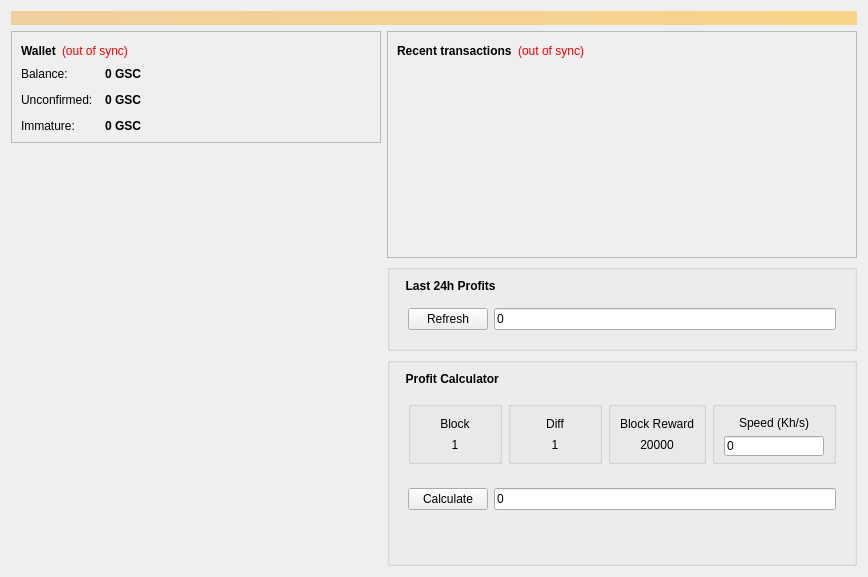
GenesisCoinTeam/genesiscoin, file src/qt/forms/overviewpage.ui: the form before one commit.
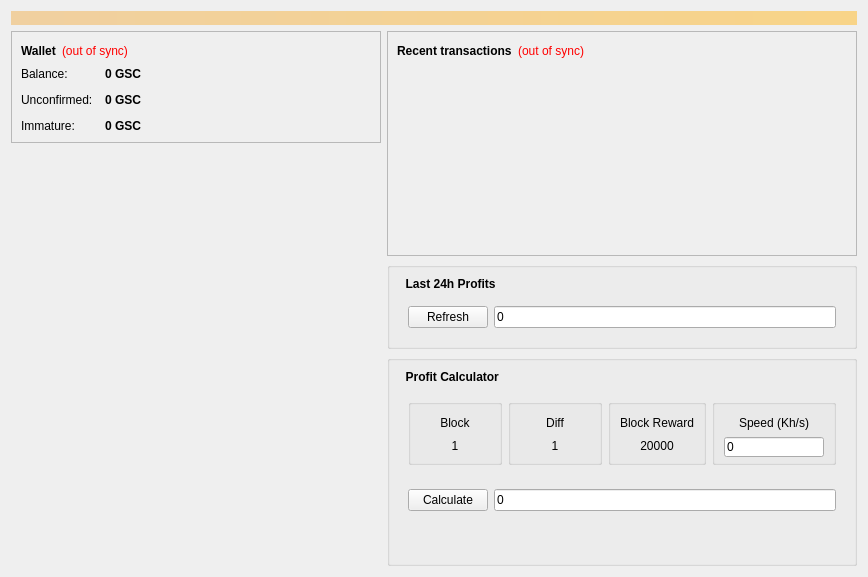
The form after the commit. Icons and pictures are not drawn.

Commit message: fix cannot see calculate profit overview issue

Patch:
```diff
--- a/src/qt/forms/overviewpage.ui
+++ b/src/qt/forms/overviewpage.ui
@@ -378,10 +378,16 @@
           </item>
           <item>
            <widget class="QFrame" name="horizontalFrame">
+            <property name="sizePolicy">
+             <sizepolicy hsizetype="Fixed" vsizetype="Fixed">
+              <horstretch>0</horstretch>
+              <verstretch>0</verstretch>
+             </sizepolicy>
+            </property>
             <property name="minimumSize">
              <size>
               <width>0</width>
-              <height>10</height>
+              <height>80</height>
              </size>
             </property>
             <layout class="QHBoxLayout" name="horizontalLayout_6">
@@ -405,7 +411,7 @@
                   <property name="minimumSize">
                    <size>
                     <width>70</width>
-                    <height>0</height>
+                    <height>17</height>
                    </size>
                   </property>
                   <property name="layoutDirection">
@@ -421,6 +427,12 @@
                 </item>
                 <item>
                  <widget class="QLabel" name="lbCalcBlock">
+                  <property name="minimumSize">
+                   <size>
+                    <width>0</width>
+                    <height>17</height>
+                   </size>
+                  </property>
                   <property name="text">
                    <string>1</string>
                   </property>
@@ -452,7 +464,7 @@
                   <property name="minimumSize">
                    <size>
                     <width>70</width>
-                    <height>0</height>
+                    <height>17</height>
                    </size>
                   </property>
                   <property name="text">
@@ -465,6 +477,12 @@
                 </item>
                 <item>
                  <widget class="QLabel" name="lbCalcDiff">
+                  <property name="minimumSize">
+                   <size>
+                    <width>0</width>
+                    <height>17</height>
+                   </size>
+                  </property>
                   <property name="text">
                    <string>1</string>
                   </property>
@@ -496,7 +514,7 @@
                   <property name="minimumSize">
                    <size>
                     <width>70</width>
-                    <height>0</height>
+                    <height>17</height>
                    </size>
                   </property>
                   <property name="text">
@@ -509,6 +527,12 @@
                 </item>
                 <item>
                  <widget class="QLabel" name="lbCalcBlockRW">
+                  <property name="minimumSize">
+                   <size>
+                    <width>0</width>
+                    <height>17</height>
+                   </size>
+                  </property>
                   <property name="text">
                    <string>20000</string>
                   </property>
@@ -531,6 +555,12 @@
                     <verstretch>0</verstretch>
                    </sizepolicy>
                   </property>
+                  <property name="minimumSize">
+                   <size>
+                    <width>0</width>
+                    <height>17</height>
+                   </size>
+                  </property>
                   <property name="text">
                    <string>Speed (Kh/s)</string>
                   </property>
```
